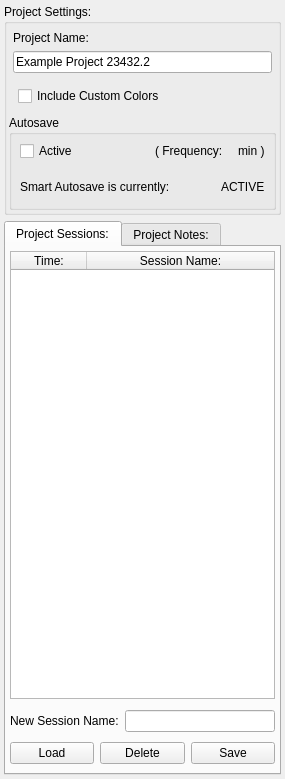
Qt form src/Interface/AppInterface/ProjectDockWidget.ui (SCIInstitute/Seg3D) before a commit.
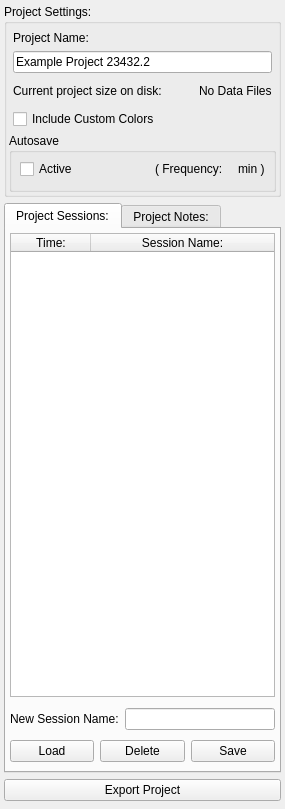
The same form after that commit.

Commit message: Added project exporting with a simple export wizard and export project action. Added the iso buttons and separator for mask layers. Added data file size reporting to the ProjectDockWidget. Added project path as a tool tip for the recent projects on the splash screen. Added function for getting the users desktop folder path to Application/Application

Diff of the .ui file:
```diff
--- a/src/Interface/AppInterface/ProjectDockWidget.ui
+++ b/src/Interface/AppInterface/ProjectDockWidget.ui
@@ -7,7 +7,7 @@
     <x>0</x>
     <y>0</y>
     <width>285</width>
-    <height>779</height>
+    <height>809</height>
    </rect>
   </property>
   <property name="styleSheet">
@@ -21,9 +21,18 @@
   </property>
   <widget class="QWidget" name="dockWidgetContents">
    <layout class="QVBoxLayout" name="verticalLayout">
-    <property name="margin">
+    <property name="leftMargin">
      <number>4</number>
     </property>
+    <property name="topMargin">
+     <number>4</number>
+    </property>
+    <property name="rightMargin">
+     <number>4</number>
+    </property>
+    <property name="bottomMargin">
+     <number>8</number>
+    </property>
     <item>
      <widget class="QGroupBox" name="groupBox_2">
       <property name="sizePolicy">
@@ -41,7 +50,7 @@
       <property name="title">
        <string>Project Settings:</string>
       </property>
-      <layout class="QVBoxLayout" name="verticalLayout_3">
+      <layout class="QVBoxLayout" name="verticalLayout_4">
        <property name="spacing">
         <number>0</number>
        </property>
@@ -56,21 +65,6 @@
        </property>
        <property name="bottomMargin">
         <number>2</number>
-       </property>
-       <item>
-        <widget class="QWidget" name="widget_2" native="true">
-         <property name="sizePolicy">
-          <sizepolicy hsizetype="MinimumExpanding" vsizetype="Preferred">
-           <horstretch>0</horstretch>
-           <verstretch>0</verstretch>
-          </sizepolicy>
-         </property>
-         <layout class="QVBoxLayout" name="verticalLayout_7">
-          <property name="spacing">
-           <number>0</number>
-          </property>
-          <property name="margin">
-           <number>0</number>
           </property>
           <item>
            <widget class="QWidget" name="widget_4" native="true">
@@ -80,7 +74,7 @@
               <height>53</height>
              </size>
             </property>
-            <layout class="QVBoxLayout" name="verticalLayout_4">
+         <layout class="QVBoxLayout" name="verticalLayout_3">
              <property name="spacing">
               <number>4</number>
              </property>
@@ -110,15 +104,59 @@
             </layout>
            </widget>
           </item>
+       <item>
+        <widget class="QWidget" name="widget_7" native="true">
+         <property name="minimumSize">
+          <size>
+           <width>0</width>
+           <height>28</height>
+          </size>
+         </property>
+         <layout class="QHBoxLayout" name="autosave_layout_" stretch="1,0">
+          <property name="spacing">
+           <number>0</number>
+          </property>
+          <property name="margin">
+           <number>4</number>
+          </property>
+          <item>
+           <widget class="QLabel" name="label_3">
+            <property name="toolTip">
+             <string>Controls for activating and deactivating Smart Autosave are located in the Preferences Manager</string>
+            </property>
+            <property name="text">
+             <string>Current project size on disk:</string>
+            </property>
+           </widget>
+          </item>
+          <item>
+           <widget class="QLabel" name="file_size_label_">
+            <property name="toolTip">
+             <string>Controls for activating and deactivating Smart Autosave are located in the Preferences Manager</string>
+            </property>
+            <property name="text">
+             <string>No Data Files</string>
+            </property>
+           </widget>
+          </item>
+         </layout>
+        </widget>
+       </item>
           <item>
            <widget class="QWidget" name="widget_3" native="true">
             <property name="minimumSize">
              <size>
               <width>0</width>
-              <height>32</height>
+           <height>28</height>
              </size>
             </property>
             <layout class="QHBoxLayout" name="horizontalLayout_2">
+          <property name="spacing">
+           <number>4</number>
+          </property>
+          <property name="margin">
+           <number>4</number>
+          </property>
              <item>
               <widget class="QCheckBox" name="custom_colors_checkbox_">
                <property name="text">
@@ -205,47 +243,6 @@
                </layout>
               </widget>
              </item>
-             <item>
-              <widget class="QWidget" name="widget_7" native="true">
-               <property name="minimumSize">
-                <size>
-                 <width>0</width>
-                 <height>32</height>
-                </size>
-               </property>
-               <layout class="QHBoxLayout" name="autosave_layout_" stretch="1,0">
-                <property name="spacing">
-                 <number>0</number>
-                </property>
-                <property name="margin">
-                 <number>4</number>
-                </property>
-                <item>
-                 <widget class="QLabel" name="label_3">
-                  <property name="toolTip">
-                   <string>Controls for activating and deactivating Smart Autosave are located in the Preferences Manager</string>
-                  </property>
-                  <property name="text">
-                   <string>Smart Autosave is currently: </string>
-                  </property>
-                 </widget>
-                </item>
-                <item>
-                 <widget class="QLabel" name="smart_autosave_status_label_">
-                  <property name="toolTip">
-                   <string>Controls for activating and deactivating Smart Autosave are located in the Preferences Manager</string>
-                  </property>
-                  <property name="text">
-                   <string>ACTIVE</string>
-                  </property>
-                 </widget>
-                </item>
-               </layout>
-              </widget>
-             </item>
-            </layout>
-           </widget>
-          </item>
          </layout>
         </widget>
        </item>
@@ -310,7 +307,7 @@
            <number>2</number>
           </property>
           <attribute name="horizontalHeaderDefaultSectionSize">
-           <number>76</number>
+           <number>80</number>
           </attribute>
           <attribute name="horizontalHeaderMinimumSectionSize">
            <number>38</number>
@@ -337,7 +334,7 @@
            <number>38</number>
           </attribute>
           <attribute name="horizontalHeaderDefaultSectionSize">
-           <number>76</number>
+           <number>80</number>
           </attribute>
           <column>
            <property name="text">
@@ -583,6 +580,25 @@
       </widget>
      </widget>
     </item>
+    <item>
+     <widget class="QWidget" name="widget_2" native="true">
+      <layout class="QHBoxLayout" name="horizontalLayout_6">
+       <property name="spacing">
+        <number>0</number>
+       </property>
+       <property name="margin">
+        <number>0</number>
+       </property>
+       <item>
+        <widget class="QPushButton" name="export_project_button_">
+         <property name="text">
+          <string>Export Project</string>
+         </property>
+        </widget>
+       </item>
+      </layout>
+     </widget>
+    </item>
    </layout>
   </widget>
  </widget>
```
Lines whose indentation alone changed are shown as unchanged. The commit also changes 22 other files.
